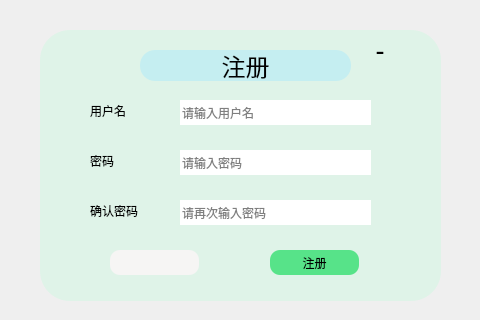
This is client/ui/registerdialog.ui in pechpo/What-s-up as Qt 5 draws it before an edit; both pictures show x 0 to 480 and y 0 to 320 of the 480 by 640 pixel window. The edited form follows.
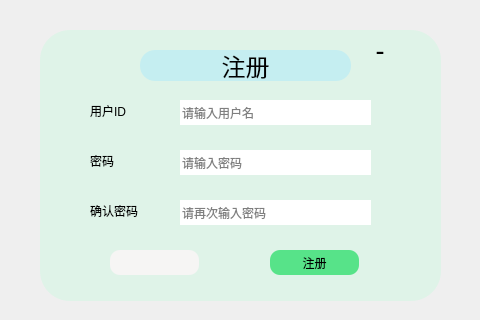
This is the edited form. Icons and pictures are not drawn.

The edit to the form file:
```diff
--- a/client/ui/registerdialog.ui
+++ b/client/ui/registerdialog.ui
@@ -108,7 +108,7 @@
      </rect>
     </property>
     <property name="text">
-     <string>用户名</string>
+     <string>用户ID</string>
     </property>
    </widget>
    <widget class="QLineEdit" name="pwdLineEdit">
```
